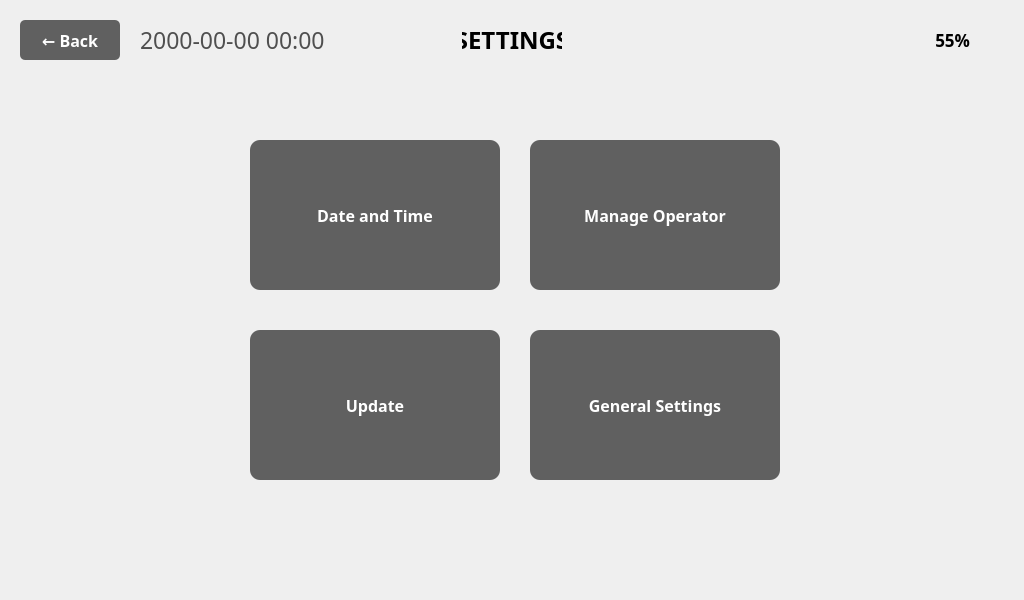
Old version of the form ui/Settings/SettingsViewWindow.ui in the repository eguruno1/calth_reader.
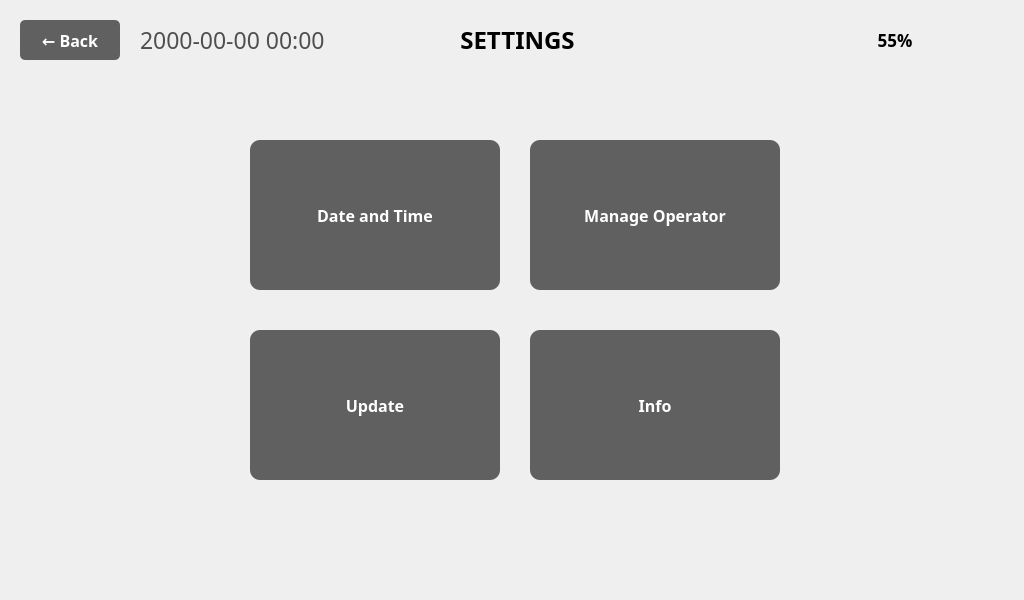
New version of the form. Icons and pictures are not drawn.

Commit message: setting ui 정리 1차

Diff of the .ui file:
```diff
--- a/ui/Settings/SettingsViewWindow.ui
+++ b/ui/Settings/SettingsViewWindow.ui
@@ -54,7 +54,7 @@
      <string>← Back</string>
     </property>
    </widget>
-   <widget class="QLabel" name="label_9">
+   <widget class="QLabel" name="label_BatteryGuage">
     <property name="geometry">
      <rect>
       <x>850</x>
@@ -76,9 +76,9 @@
    <widget class="QLabel" name="label_5">
     <property name="geometry">
      <rect>
-      <x>462</x>
+      <x>452</x>
       <y>20</y>
-      <width>100</width>
+      <width>131</width>
       <height>40</height>
      </rect>
     </property>
@@ -195,7 +195,7 @@
      <set>Qt::AlignLeading|Qt::AlignLeft|Qt::AlignVCenter</set>
     </property>
    </widget>
-   <widget class="QLabel" name="label_BatteryGuage">
+   <widget class="QLabel" name="label_BatteryGuageTxt">
     <property name="geometry">
      <rect>
       <x>820</x>
@@ -253,7 +253,7 @@
      <string>55%</string>
     </property>
     <property name="alignment">
-     <set>Qt::AlignRight|Qt::AlignTrailing|Qt::AlignVCenter</set>
+     <set>Qt::AlignCenter</set>
     </property>
    </widget>
    <widget class="QPushButton" name="btn_date_time">
@@ -409,7 +409,7 @@
 }</string>
     </property>
     <property name="text">
-     <string>General Settings</string>
+     <string>Info</string>
     </property>
    </widget>
   </widget>
```
The commit also changes 8 other files.
